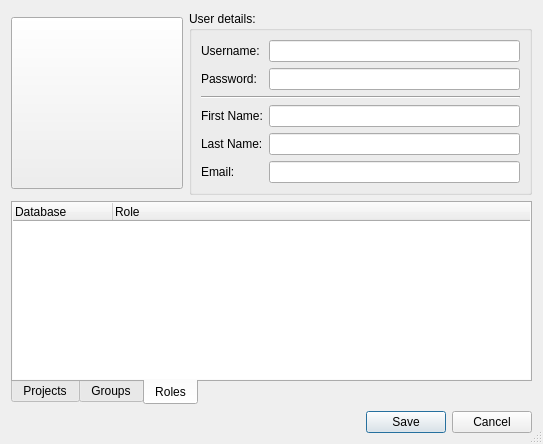
Above: forms/repodialoguser.ui from 3drepo/3drepogui before the change. Below: the same form after it.
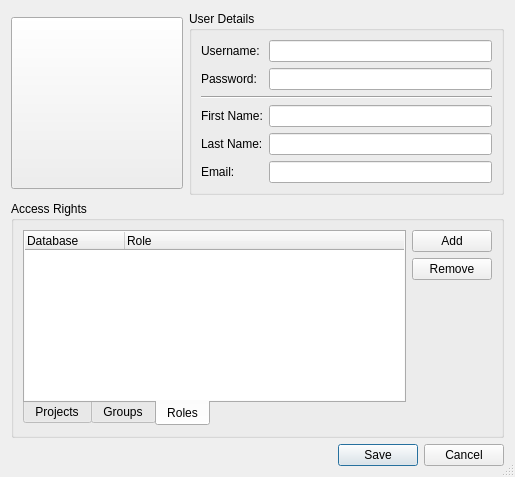
That is the form after the change.

Commit message: Working changes in the user dialog.

```diff
--- a/forms/repodialoguser.ui
+++ b/forms/repodialoguser.ui
@@ -6,8 +6,8 @@
    <rect>
     <x>0</x>
     <y>0</y>
-    <width>543</width>
-    <height>444</height>
+    <width>515</width>
+    <height>477</height>
    </rect>
   </property>
   <property name="sizePolicy">
@@ -96,7 +96,7 @@
          </sizepolicy>
         </property>
         <property name="title">
-         <string>User details:</string>
+         <string>User Details</string>
         </property>
         <layout class="QFormLayout" name="formLayout_2">
          <property name="fieldGrowthPolicy">
@@ -170,7 +170,22 @@
     </widget>
    </item>
    <item>
-    <widget class="QTabWidget" name="tabWidget">
+    <widget class="QGroupBox" name="groupBox">
+     <property name="title">
+      <string>Access Rights</string>
+     </property>
+     <property name="flat">
+      <bool>false</bool>
+     </property>
+     <property name="checkable">
+      <bool>false</bool>
+     </property>
+     <layout class="QHBoxLayout" name="horizontalLayout_2">
+      <property name="leftMargin">
+       <number>9</number>
+      </property>
+      <item>
+       <widget class="QTabWidget" name="accessRightsTabWidget">
      <property name="tabPosition">
       <enum>QTabWidget::South</enum>
      </property>
@@ -338,6 +353,63 @@
        </item>
       </layout>
      </widget>
+       </widget>
+      </item>
+      <item>
+       <widget class="QFrame" name="frame_3">
+        <property name="frameShape">
+         <enum>QFrame::NoFrame</enum>
+        </property>
+        <property name="frameShadow">
+         <enum>QFrame::Raised</enum>
+        </property>
+        <property name="lineWidth">
+         <number>0</number>
+        </property>
+        <layout class="QVBoxLayout" name="verticalLayout_5">
+         <property name="leftMargin">
+          <number>0</number>
+         </property>
+         <property name="topMargin">
+          <number>0</number>
+         </property>
+         <property name="rightMargin">
+          <number>0</number>
+         </property>
+         <property name="bottomMargin">
+          <number>0</number>
+         </property>
+         <item>
+          <widget class="QPushButton" name="addPushButton">
+           <property name="text">
+            <string>Add</string>
+           </property>
+          </widget>
+         </item>
+         <item>
+          <widget class="QPushButton" name="removePushButton">
+           <property name="text">
+            <string>Remove</string>
+           </property>
+          </widget>
+         </item>
+         <item>
+          <spacer name="verticalSpacer">
+           <property name="orientation">
+            <enum>Qt::Vertical</enum>
+           </property>
+           <property name="sizeHint" stdset="0">
+            <size>
+             <width>20</width>
+             <height>40</height>
+            </size>
+           </property>
+          </spacer>
+         </item>
+        </layout>
+       </widget>
+      </item>
+     </layout>
     </widget>
    </item>
    <item>
```
Lines whose indentation alone changed are shown as unchanged. The commit also changes 4 other files.
